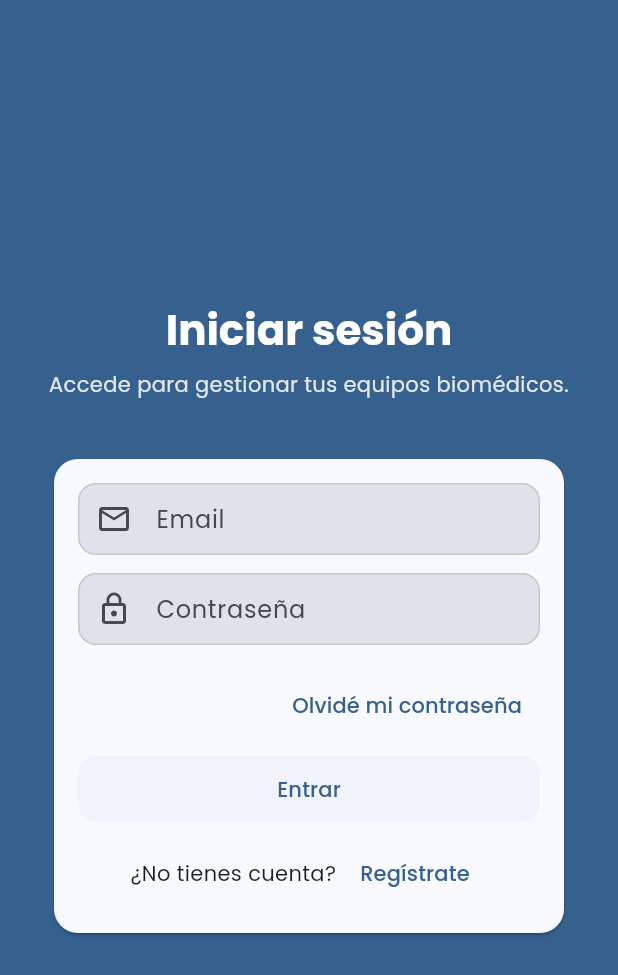
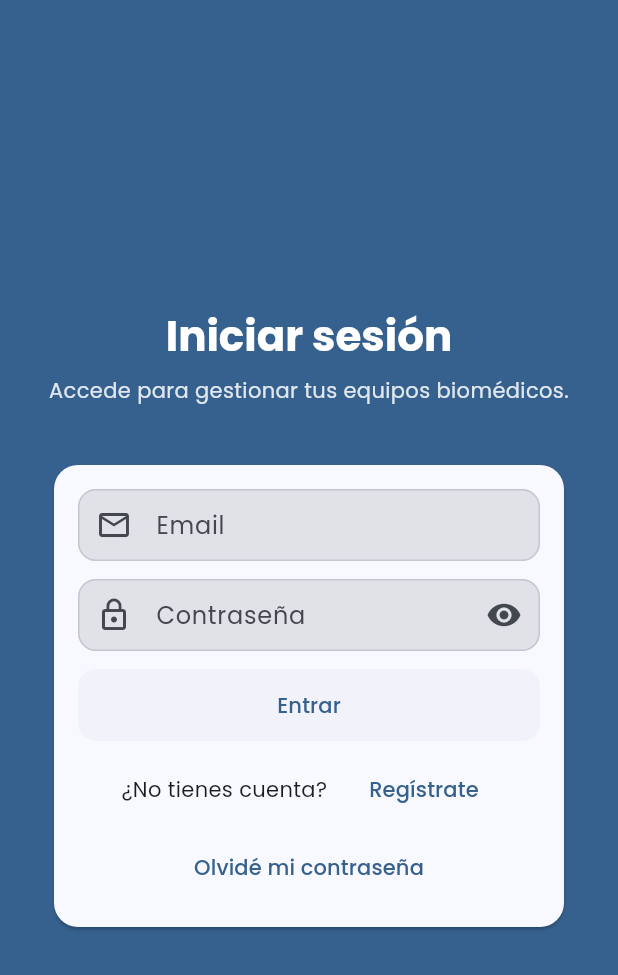
Before and after one commit to JacoboSolarte/Proyecto_flutter, a Flutter app: the LoginPage widget shown alone on an empty page, opened directly, on a phone screen of 412 x 824 dp. Shown: the top 975 px of the screen. Run offline on Flutter 3.47's test engine with Material 3 defaults, Android fonts, the phone set to English and light mode, and no system bars; our stand-ins replace file_picker, flutter_dotenv, flutter_riverpod, google_fonts, image_picker, qr_flutter and 1 more; missing offline and left inert: file_saver, mobile_scanner; accounts and stored records are empty; network calls fail.

Commit message:
formularios mejorados

```diff
--- a/lib/features/auth/presentation/pages/login_page.dart
+++ b/lib/features/auth/presentation/pages/login_page.dart
@@ -17,6 +17,7 @@ class _LoginPageState extends ConsumerState<LoginPage> {
   final _formKey = GlobalKey<FormState>();
   final _emailController = TextEditingController();
   final _passwordController = TextEditingController();
+  bool _obscure = true;
 
   @override
   void dispose() {
@@ -41,6 +42,8 @@ class _LoginPageState extends ConsumerState<LoginPage> {
             TextFormField(
               controller: _emailController,
               keyboardType: TextInputType.emailAddress,
+              textInputAction: TextInputAction.next,
+              autofillHints: const [AutofillHints.email],
               decoration: const InputDecoration(
                 labelText: 'Email',
                 prefixIcon: Icon(Icons.email_outlined),
@@ -54,10 +57,17 @@ class _LoginPageState extends ConsumerState<LoginPage> {
             const SizedBox(height: 12),
             TextFormField(
               controller: _passwordController,
-              obscureText: true,
-              decoration: const InputDecoration(
+              obscureText: _obscure,
+              textInputAction: TextInputAction.done,
+              autofillHints: const [AutofillHints.password],
+              decoration: InputDecoration(
                 labelText: 'Contraseña',
-                prefixIcon: Icon(Icons.lock_outline),
+                prefixIcon: const Icon(Icons.lock_outline),
+                suffixIcon: IconButton(
+                  tooltip: _obscure ? 'Mostrar' : 'Ocultar',
+                  icon: Icon(_obscure ? Icons.visibility : Icons.visibility_off),
+                  onPressed: () => setState(() => _obscure = !_obscure),
+                ),
               ),
               validator: (v) {
                 if (v == null || v.isEmpty) return 'Contraseña obligatoria';
@@ -65,17 +75,7 @@ class _LoginPageState extends ConsumerState<LoginPage> {
                 return null;
               },
             ),
-            const SizedBox(height: 16),
-            Align(
-              alignment: Alignment.centerRight,
-              child: TextButton(
-                onPressed: () {
-                  Navigator.of(context).push(fadeRoute(const ForgotPasswordPage()));
-                },
-                child: const Text('Olvidé mi contraseña'),
-              ),
-            ),
-            const SizedBox(height: 8),
+            const SizedBox(height: 12),
             ElevatedButton(
               onPressed: isLoading
                   ? null
@@ -94,6 +94,10 @@ class _LoginPageState extends ConsumerState<LoginPage> {
                         } catch (_) {}
                       }
                     },
+              style: ElevatedButton.styleFrom(
+                padding: const EdgeInsets.symmetric(vertical: 14),
+                shape: RoundedRectangleBorder(borderRadius: BorderRadius.circular(12)),
+              ),
               child: isLoading
                   ? const SizedBox(
                       height: 20,
@@ -103,8 +107,12 @@ class _LoginPageState extends ConsumerState<LoginPage> {
                   : const Text('Entrar'),
             ),
             const SizedBox(height: 8),
-            Row(
-              mainAxisAlignment: MainAxisAlignment.center,
+            Center(
+              child: Wrap(
+                alignment: WrapAlignment.center,
+                crossAxisAlignment: WrapCrossAlignment.center,
+                spacing: 12,
+                runSpacing: 4,
                 children: [
                   const Text('¿No tienes cuenta? '),
                   TextButton(
@@ -113,7 +121,14 @@ class _LoginPageState extends ConsumerState<LoginPage> {
                     },
                     child: const Text('Regístrate'),
                   ),
+                  TextButton(
+                    onPressed: () {
+                      Navigator.of(context).push(fadeRoute(const ForgotPasswordPage()));
+                    },
+                    child: const Text('Olvidé mi contraseña'),
+                  ),
                 ],
+              ),
             ),
             if (authState.hasError)
               Padding(
```
Lines whose indentation alone changed are shown as unchanged.
